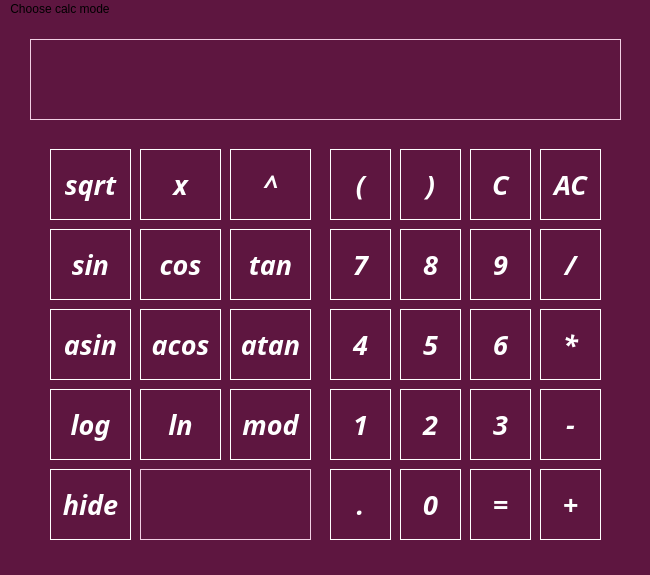
Old version of the form src/mainwindow.ui in the repository PolinaSKozlova/SmartCalc_v2.0.
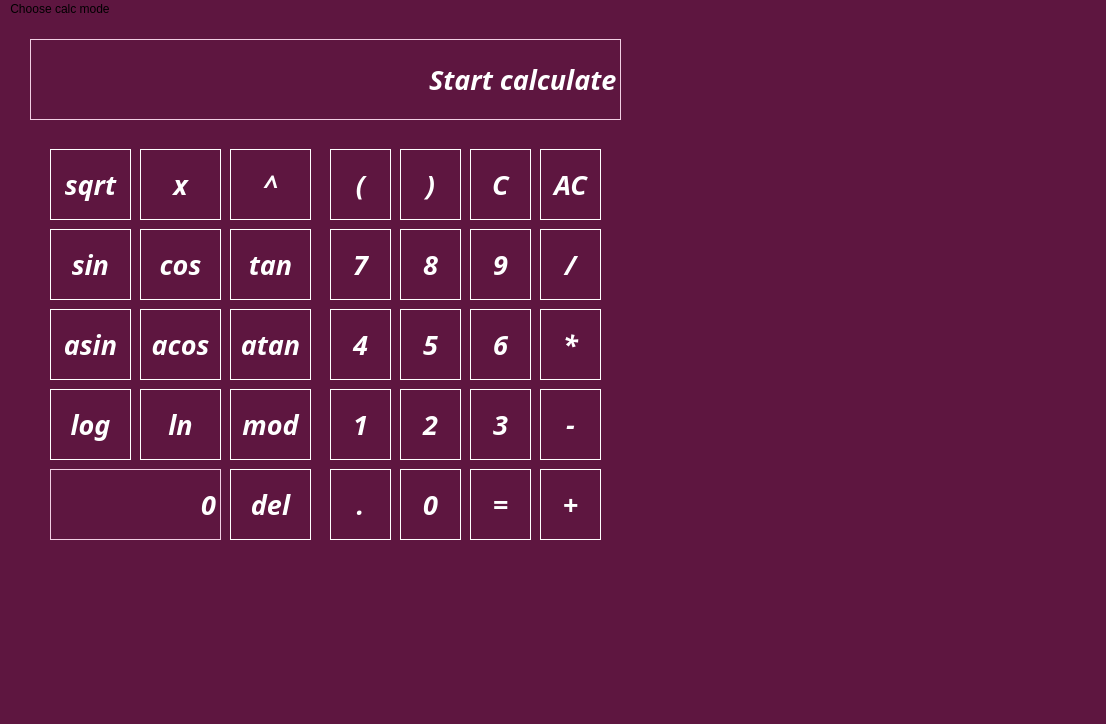
New version of the form.

Commit message: добавила удаление выражения при нажатии кнопок

The edit to the form file:
```diff
--- a/src/mainwindow.ui
+++ b/src/mainwindow.ui
@@ -6,8 +6,8 @@
    <rect>
     <x>0</x>
     <y>0</y>
-    <width>650</width>
-    <height>575</height>
+    <width>1106</width>
+    <height>724</height>
    </rect>
   </property>
   <property name="font">
@@ -45,6 +45,9 @@
 color: white;
 border: 1px solid #f2d0e4;</string>
     </property>
+    <property name="text">
+     <string>Start calculate</string>
+    </property>
     <property name="maxLength">
      <number>255</number>
     </property>
@@ -1289,7 +1292,7 @@
     <widget class="QLineEdit" name="get_x_value">
      <property name="geometry">
       <rect>
-       <x>100</x>
+       <x>10</x>
        <y>330</y>
        <width>171</width>
        <height>71</height>
@@ -1309,6 +1312,9 @@
 color: white;
 border: 1px solid #f2d0e4;</string>
      </property>
+     <property name="text">
+      <string>0</string>
+     </property>
      <property name="maxLength">
       <number>255</number>
      </property>
@@ -1322,7 +1328,7 @@
     <widget class="QPushButton" name="hide_x_mode">
      <property name="geometry">
       <rect>
-       <x>10</x>
+       <x>190</x>
        <y>330</y>
        <width>81</width>
        <height>71</height>
@@ -1354,7 +1360,7 @@
 }</string>
      </property>
      <property name="text">
-      <string>hide</string>
+      <string>del</string>
      </property>
     </widget>
    </widget>
@@ -1365,7 +1371,7 @@
     <rect>
      <x>0</x>
      <y>0</y>
-     <width>650</width>
+     <width>1106</width>
      <height>24</height>
     </rect>
    </property>
```
Left out of the diff: 2 changed lines with no effect on the pictures. The commit also changes 2 other files.
